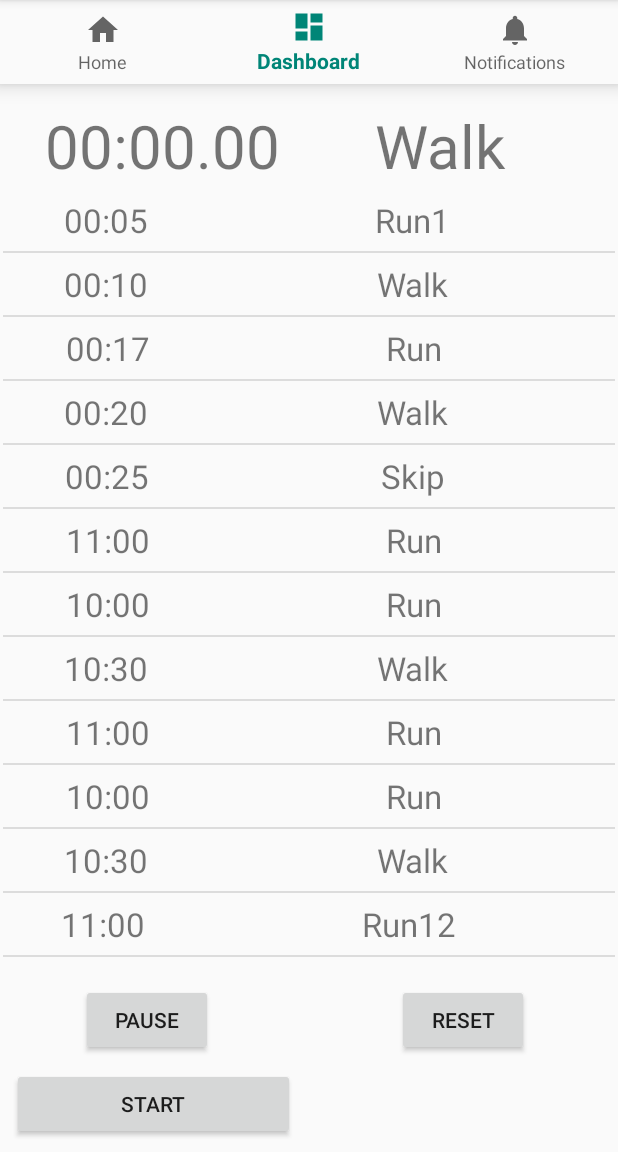
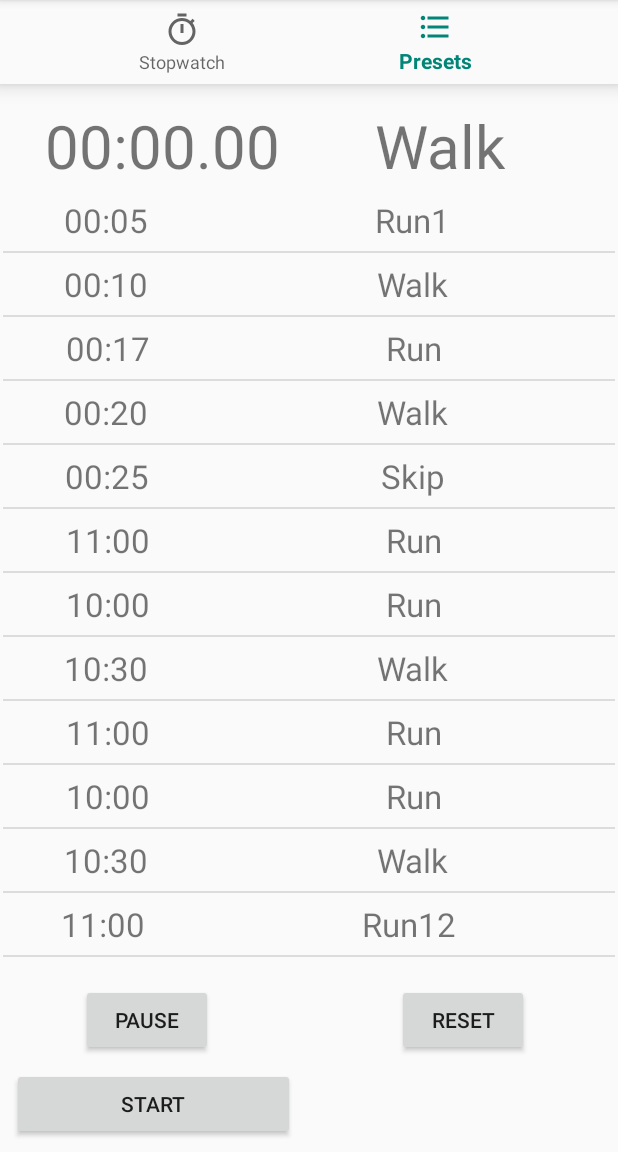
Before and after one commit to Sergiogamboa11/Intervals, an Android app: the screen it shows after launch (MainActivity), item 2 of the bottom bar chosen, on a phone screen of 412 x 824 dp, the part 84-1236 px from its top. Run offline under Robolectric (Android 15) with nearby library versions, the phone set to English and light mode, and no system bars.

Commit message:
Changed icons and text for navigationView

```diff
--- a/app/src/main/java/com/example/intervals/MainActivity.java
+++ b/app/src/main/java/com/example/intervals/MainActivity.java
@@ -47,14 +47,11 @@ public class MainActivity extends AppCompatActivity {
         @Override
         public boolean onNavigationItemSelected(@NonNull MenuItem item) {
             switch (item.getItemId()) {
-                case R.id.navigation_home:
-                    mTextMessage.setText(R.string.title_home);
+                case R.id.navigation_stopwatch:
+                    mTextMessage.setText(R.string.title_stopwatch);
                     return true;
-                case R.id.navigation_dashboard:
-                    mTextMessage.setText(R.string.title_dashboard);
-                    return true;
-                case R.id.navigation_notifications:
-                    mTextMessage.setText(R.string.title_notifications);
+                case R.id.navigation_presets:
+                    mTextMessage.setText(R.string.title_presets);
                     return true;
             }
             return false;
--- /dev/null
+++ b/app/src/main/res/drawable/baseline_format_list_bulleted_24.xml
@@ -0,0 +1,10 @@
+<vector xmlns:android="http://schemas.android.com/apk/res/android"
+        android:width="24dp"
+        android:height="24dp"
+        android:viewportWidth="24.0"
+        android:viewportHeight="24.0"
+        android:tint="?attr/colorControlNormal">
+    <path
+        android:fillColor="@android:color/white"
+        android:pathData="M4,10.5c-0.83,0 -1.5,0.67 -1.5,1.5s0.67,1.5 1.5,1.5 1.5,-0.67 1.5,-1.5 -0.67,-1.5 -1.5,-1.5zM4,4.5c-0.83,0 -1.5,0.67 -1.5,1.5S3.17,7.5 4,7.5 5.5,6.83 5.5,6 4.83,4.5 4,4.5zM4,16.5c-0.83,0 -1.5,0.68 -1.5,1.5s0.68,1.5 1.5,1.5 1.5,-0.68 1.5,-1.5 -0.67,-1.5 -1.5,-1.5zM7,19h14v-2L7,17v2zM7,13h14v-2L7,11v2zM7,5v2h14L21,5L7,5z"/>
+</vector>
--- /dev/null
+++ b/app/src/main/res/drawable/baseline_timer_24.xml
@@ -0,0 +1,10 @@
+<vector xmlns:android="http://schemas.android.com/apk/res/android"
+        android:width="24dp"
+        android:height="24dp"
+        android:viewportWidth="24.0"
+        android:viewportHeight="24.0"
+        android:tint="?attr/colorControlNormal">
+    <path
+        android:fillColor="@android:color/white"
+        android:pathData="M15,1L9,1v2h6L15,1zM11,14h2L13,8h-2v6zM19.03,7.39l1.42,-1.42c-0.43,-0.51 -0.9,-0.99 -1.41,-1.41l-1.42,1.42C16.07,4.74 14.12,4 12,4c-4.97,0 -9,4.03 -9,9s4.02,9 9,9 9,-4.03 9,-9c0,-2.12 -0.74,-4.07 -1.97,-5.61zM12,20c-3.87,0 -7,-3.13 -7,-7s3.13,-7 7,-7 7,3.13 7,7 -3.13,7 -7,7z"/>
+</vector>
--- a/app/src/main/res/layout/activity_main.xml
+++ b/app/src/main/res/layout/activity_main.xml
@@ -14,7 +14,7 @@
         android:layout_marginStart="@dimen/activity_horizontal_margin"
         android:layout_marginLeft="@dimen/activity_horizontal_margin"
         android:layout_marginTop="@dimen/activity_vertical_margin"
-        android:text="@string/title_home"
+        android:text="@string/title_stopwatch"
         app:layout_constraintLeft_toLeftOf="parent"
         app:layout_constraintTop_toTopOf="parent" />
 
--- a/app/src/main/res/menu/bottom_nav_menu.xml
+++ b/app/src/main/res/menu/bottom_nav_menu.xml
@@ -2,18 +2,14 @@
 <menu xmlns:android="http://schemas.android.com/apk/res/android">
 
     <item
-        android:id="@+id/navigation_home"
-        android:icon="@drawable/ic_home_black_24dp"
-        android:title="@string/title_home" />
+        android:id="@+id/navigation_stopwatch"
+        android:icon="@drawable/baseline_timer_24"
+        android:title="@string/title_stopwatch" />
 
     <item
-        android:id="@+id/navigation_dashboard"
-        android:icon="@drawable/ic_dashboard_black_24dp"
-        android:title="@string/title_dashboard" />
+        android:id="@+id/navigation_presets"
+        android:icon="@drawable/baseline_format_list_bulleted_24"
+        android:title="@string/title_presets" />
 
-    <item
-        android:id="@+id/navigation_notifications"
-        android:icon="@drawable/ic_notifications_black_24dp"
-        android:title="@string/title_notifications" />
 
 </menu>
--- a/app/src/main/res/values/strings.xml
+++ b/app/src/main/res/values/strings.xml
@@ -1,6 +1,5 @@
 <resources>
     <string name="app_name">Intervals</string>
-    <string name="title_home">Home</string>
-    <string name="title_dashboard">Dashboard</string>
-    <string name="title_notifications">Notifications</string>
+    <string name="title_stopwatch">Stopwatch</string>
+    <string name="title_presets">Presets</string>
 </resources>
```
